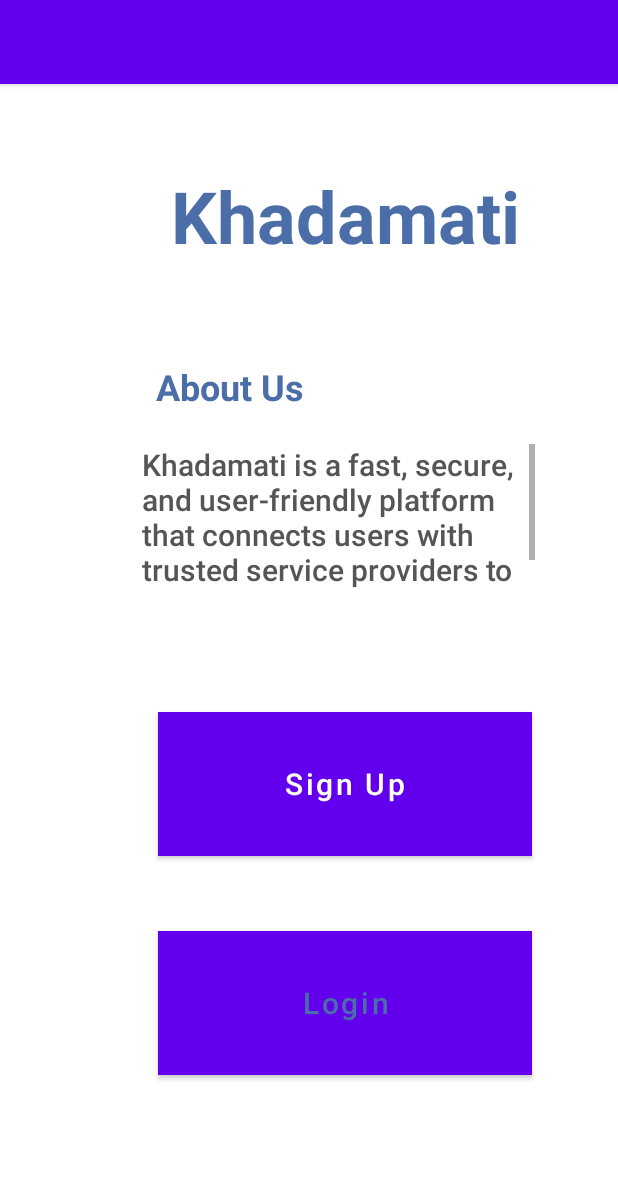
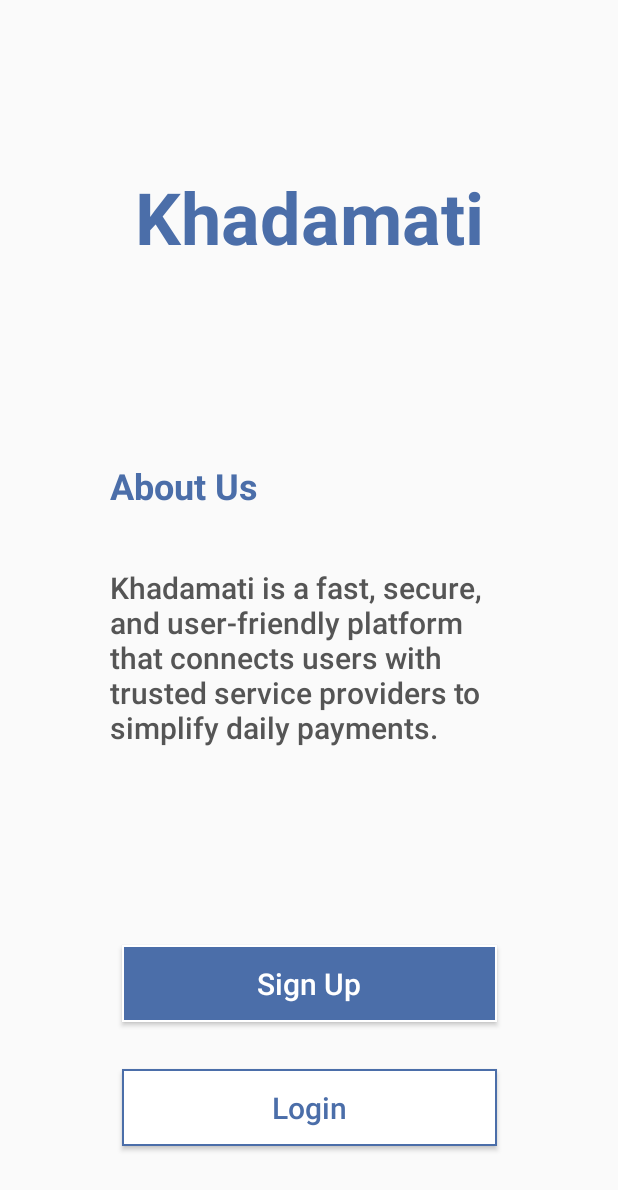
Before and after one commit to HadiAlHassan/Mobile_project, an Android app: the layout activity_home.xml on its own in the app's theme, with its tools: preview values and no code run, on a phone screen of 412 x 824 dp. Shown: the top 1190 px of the screen. Run offline under Robolectric (Android 15) with nearby library versions, the phone set to English and light mode, and no system bars.

```diff
--- a/app/src/main/java/com/example/mobile_project_hza2m/HomeActivity.java
+++ b/app/src/main/java/com/example/mobile_project_hza2m/HomeActivity.java
@@ -2,33 +2,23 @@ package com.example.mobile_project_hza2m;
 
 import android.os.Bundle;
 
-import com.google.android.material.snackbar.Snackbar;
-
+import androidx.activity.EdgeToEdge;
 import androidx.appcompat.app.AppCompatActivity;
-
-import android.view.View;
-
-import androidx.navigation.NavController;
-import androidx.navigation.Navigation;
-import androidx.navigation.ui.AppBarConfiguration;
-import androidx.navigation.ui.NavigationUI;
-
-import com.example.mobile_project_hza2m.databinding.ActivityHomeBinding;
+import androidx.core.graphics.Insets;
+import androidx.core.view.ViewCompat;
+import androidx.core.view.WindowInsetsCompat;
 
 public class HomeActivity extends AppCompatActivity {
-
-    private AppBarConfiguration appBarConfiguration;
-    private ActivityHomeBinding binding;
 
     @Override
     protected void onCreate(Bundle savedInstanceState) {
         super.onCreate(savedInstanceState);
-
-        binding = ActivityHomeBinding.inflate(getLayoutInflater());
-        setContentView(binding.getRoot());
-
-        setSupportActionBar(binding.toolbar);
-
-
-
-}}
+        EdgeToEdge.enable(this);
+        setContentView(R.layout.activity_home);
+        ViewCompat.setOnApplyWindowInsetsListener(findViewById(R.id.main), (v, insets) -> {
+            Insets systemBars = insets.getInsets(WindowInsetsCompat.Type.systemBars());
+            v.setPadding(systemBars.left, systemBars.top, systemBars.right, systemBars.bottom);
+            return insets;
+        });
+    }
+}
--- a/app/src/main/java/com/example/mobile_project_hza2m/SplashActivity.java
+++ b/app/src/main/java/com/example/mobile_project_hza2m/SplashActivity.java
@@ -1,6 +1,9 @@
 package com.example.mobile_project_hza2m;
 
+import android.content.Intent;
 import android.os.Bundle;
+import android.os.Handler;
+import android.os.Looper;
 
 import androidx.activity.EdgeToEdge;
 import androidx.appcompat.app.AppCompatActivity;
@@ -9,7 +12,7 @@ import androidx.core.view.ViewCompat;
 import androidx.core.view.WindowInsetsCompat;
 
 public class SplashActivity extends AppCompatActivity {
-
+    private static final int SPLASH_TIME_OUT = 2000; // 2 seconds
     @Override
     protected void onCreate(Bundle savedInstanceState) {
         super.onCreate(savedInstanceState);
@@ -20,5 +23,11 @@ public class SplashActivity extends AppCompatActivity {
             v.setPadding(systemBars.left, systemBars.top, systemBars.right, systemBars.bottom);
             return insets;
         });
+
+        new Handler(Looper.getMainLooper()).postDelayed(() -> {
+            startActivity(new Intent(SplashActivity.this, HomeActivity.class));
+            finish();
+        }, SPLASH_TIME_OUT);
+
     }
 }
--- a/app/src/main/res/drawable/button_signup_border.xml
+++ b/app/src/main/res/drawable/button_signup_border.xml
@@ -1,6 +1,6 @@
 <shape xmlns:android="http://schemas.android.com/apk/res/android"
     android:shape="rectangle">
     <solid android:color="#4B6EA9"/>
-    <stroke android:width="1dp" android:color="@color/WhiteSmoke"/>
+    <stroke android:width="1dp" android:color="@android:color/white"/>
     <corners android:radius="0dp"/>
 </shape>
--- a/app/src/main/res/layout/activity_home.xml
+++ b/app/src/main/res/layout/activity_home.xml
@@ -1,24 +1,97 @@
 <?xml version="1.0" encoding="utf-8"?>
-<androidx.coordinatorlayout.widget.CoordinatorLayout xmlns:android="http://schemas.android.com/apk/res/android"
+<androidx.constraintlayout.widget.ConstraintLayout xmlns:android="http://schemas.android.com/apk/res/android"
     xmlns:app="http://schemas.android.com/apk/res-auto"
     xmlns:tools="http://schemas.android.com/tools"
+    android:id="@+id/main"
     android:layout_width="match_parent"
     android:layout_height="match_parent"
-    android:fitsSystemWindows="true"
     tools:context=".HomeActivity">
 
-    <com.google.android.material.appbar.AppBarLayout
-        android:layout_width="match_parent"
+
+    <TextView
+        android:id="@+id/title"
+        android:layout_width="0dp"
+        android:layout_height="0dp"
+        android:layout_marginStart="73dp"
+        android:layout_marginTop="30dp"
+        android:layout_marginEnd="73dp"
+        android:layout_marginBottom="48dp"
+        android:gravity="center"
+        android:text="@string/AppTitle"
+        android:textColor="@color/UseBlue"
+        android:textSize="48sp"
+        android:textStyle="bold"
+        app:layout_constraintBottom_toTopOf="@+id/header"
+        app:layout_constraintEnd_toEndOf="parent"
+        app:layout_constraintStart_toStartOf="parent"
+        app:layout_constraintTop_toTopOf="parent" />
+
+
+    <TextView
+        android:id="@+id/header"
+        android:layout_width="wrap_content"
         android:layout_height="wrap_content"
-        android:fitsSystemWindows="true">
+        android:layout_marginBottom="38dp"
+        android:text="@string/AboutUsTitle"
+        android:textColor="@color/UseBlue"
+        android:textSize="24sp"
+        android:textStyle="bold"
+        app:layout_constraintBottom_toTopOf="@+id/description"
+        app:layout_constraintStart_toStartOf="@+id/description"
+        app:layout_constraintTop_toBottomOf="@+id/title" />
 
-        <com.google.android.material.appbar.MaterialToolbar
-            android:id="@+id/toolbar"
-            android:layout_width="match_parent"
-            android:layout_height="?attr/actionBarSize" />
 
-    </com.google.android.material.appbar.AppBarLayout>
+    <TextView
+        android:id="@+id/description"
+        android:layout_width="0dp"
+        android:layout_height="wrap_content"
+        android:layout_marginStart="73dp"
+        android:layout_marginEnd="73dp"
+        android:layout_marginBottom="131dp"
+        android:fontFamily="sans-serif-medium"
+        android:scrollbars="vertical"
+        android:text="@string/AboutUs"
+        android:textColor="#555555"
+        android:textSize="20sp"
+        app:layout_constraintBottom_toTopOf="@+id/btnSignUp"
+        app:layout_constraintEnd_toEndOf="parent"
+        app:layout_constraintStart_toStartOf="parent"
+        app:layout_constraintTop_toBottomOf="@+id/header" />
 
-    <include layout="@layout/content_home" />
 
-</androidx.coordinatorlayout.widget.CoordinatorLayout>
+    <Button
+        android:id="@+id/btnSignUp"
+        android:layout_width="250dp"
+        android:layout_height="wrap_content"
+        android:layout_marginBottom="31dp"
+        android:background="@drawable/button_signup_border"
+        android:gravity="center"
+        android:padding="12dp"
+        android:text="@string/btnSignUp"
+        android:textAllCaps="false"
+        android:textColor="@color/white"
+        android:textSize="20sp"
+        app:layout_constraintBottom_toTopOf="@+id/btnLogin"
+        app:layout_constraintEnd_toEndOf="parent"
+        app:layout_constraintStart_toStartOf="parent"
+        app:layout_constraintTop_toBottomOf="@+id/description" />
+
+    <Button
+        android:id="@+id/btnLogin"
+        android:layout_width="250dp"
+        android:layout_height="wrap_content"
+        android:layout_marginBottom="60dp"
+        android:background="@drawable/button_login_border"
+        android:gravity="center"
+        android:padding="12dp"
+        android:text="@string/btnLogin"
+        android:textAllCaps="false"
+        android:textColor="@color/UseBlue"
+        android:textSize="20sp"
+        app:layout_constraintBottom_toBottomOf="parent"
+        app:layout_constraintEnd_toEndOf="parent"
+        app:layout_constraintStart_toStartOf="parent"
+        app:layout_constraintTop_toBottomOf="@+id/btnSignUp" />
+
+
+</androidx.constraintlayout.widget.ConstraintLayout>
--- a/app/src/main/res/layout/content_home.xml
+++ /dev/null
@@ -1,93 +0,0 @@
-<?xml version="1.0" encoding="utf-8"?>
-<androidx.constraintlayout.widget.ConstraintLayout xmlns:android="http://schemas.android.com/apk/res/android"
-    xmlns:app="http://schemas.android.com/apk/res-auto"
-    xmlns:tools="http://schemas.android.com/tools"
-    android:layout_width="match_parent"
-    android:layout_height="match_parent"
-    app:layout_behavior="@string/appbar_scrolling_view_behavior">
-
-    <TextView
-        android:id="@+id/title"
-        android:layout_width="300dp"
-        android:layout_height="0dp"
-        android:layout_marginTop="40dp"
-        android:layout_marginEnd="32dp"
-        android:layout_marginBottom="49dp"
-        android:gravity="center"
-        android:text="@string/AppTitle"
-        android:textColor="@color/UseBlue"
-        android:textSize="48sp"
-        android:textStyle="bold"
-        app:layout_constraintBottom_toTopOf="@+id/header"
-        app:layout_constraintEnd_toEndOf="parent"
-        app:layout_constraintTop_toTopOf="parent" />
-
-    <TextView
-        android:id="@+id/header"
-        android:layout_width="wrap_content"
-        android:layout_height="wrap_content"
-        android:layout_marginStart="9dp"
-        android:layout_marginBottom="22dp"
-        android:text="@string/AboutUsTitle"
-        android:textColor="@color/UseBlue"
-        android:textSize="24sp"
-        android:textStyle="bold"
-        app:layout_constraintBottom_toTopOf="@+id/description"
-        app:layout_constraintStart_toStartOf="@+id/description"
-        app:layout_constraintTop_toBottomOf="@+id/title" />
-
-    <TextView
-        android:id="@+id/description"
-        android:layout_width="262dp"
-        android:layout_height="0dp"
-        android:layout_marginEnd="55dp"
-        android:layout_marginBottom="82dp"
-        android:fontFamily="sans-serif-medium"
-        android:scrollbars="vertical"
-        android:text="@string/AboutUs"
-        android:textColor="#555555"
-        android:textSize="20sp"
-        app:layout_constraintBottom_toTopOf="@+id/btnSignUp"
-        app:layout_constraintEnd_toEndOf="parent"
-        app:layout_constraintTop_toBottomOf="@+id/header" />
-
-    <Button
-        android:id="@+id/btnSignUp"
-        android:layout_width="0dp"
-        android:layout_height="0dp"
-        android:layout_marginBottom="50dp"
-        android:background="@drawable/button_signup_border"
-        android:backgroundTint="#4B6EA9"
-        android:gravity="center"
-        android:padding="12dp"
-        android:text="@string/btnSignUp"
-        android:textAllCaps="false"
-        android:textColor="@color/white"
-        android:textSize="20sp"
-        app:layout_constraintBottom_toTopOf="@+id/btnLogin"
-        app:layout_constraintEnd_toEndOf="@+id/btnLogin"
-        app:layout_constraintStart_toStartOf="@+id/btnLogin"
-        app:layout_constraintTop_toBottomOf="@+id/description" />
-
-    <Button
-        android:id="@+id/btnLogin"
-        android:layout_width="0dp"
-        android:layout_height="0dp"
-        android:layout_marginStart="25dp"
-        android:layout_marginEnd="25dp"
-        android:layout_marginBottom="107dp"
-        android:background="@drawable/button_login_border"
-        android:backgroundTint="#FADBD5D5"
-        android:gravity="center"
-        android:padding="12dp"
-        android:text="@string/btnLogin"
-        android:textAllCaps="false"
-        android:textColor="#4B6EA9"
-        android:textSize="20sp"
-        app:layout_constraintBottom_toBottomOf="parent"
-        app:layout_constraintEnd_toEndOf="@+id/title"
-        app:layout_constraintStart_toStartOf="@+id/title"
-        app:layout_constraintTop_toBottomOf="@+id/btnSignUp" />
-
-
-</androidx.constraintlayout.widget.ConstraintLayout>
--- a/app/src/main/res/values-night/themes.xml
+++ b/app/src/main/res/values-night/themes.xml
@@ -1,21 +1,8 @@
 <resources xmlns:tools="http://schemas.android.com/tools">
-    <!-- Base application theme. -->
-    <style name="Theme.Mobile_Project_HZA2M" parent="Theme.MaterialComponents.DayNight.DarkActionBar">
-        <!-- Primary brand color. -->
-        <item name="colorPrimary">@color/purple_200</item>
-        <item name="colorPrimaryVariant">@color/purple_700</item>
-        <item name="colorOnPrimary">@color/black</item>
-        <!-- Secondary brand color. -->
-        <item name="colorSecondary">@color/teal_200</item>
-        <item name="colorSecondaryVariant">@color/teal_200</item>
-        <item name="colorOnSecondary">@color/black</item>
-        <!-- Status bar color. -->
-        <item name="android:statusBarColor">?attr/colorPrimaryVariant</item>
-        <!-- Customize your theme here. -->
+
+    <!-- Night mode theme without any Material color overrides -->
+    <style name="Theme.Mobile_Project_HZA2M" parent="Theme.AppCompat.Light.NoActionBar">
     </style>
-    <!-- Base application theme. -->
-    <style name="Base.Theme.Mobile_Project_HZA2M" parent="Theme.Material3.DayNight.NoActionBar">
-        <!-- Customize your dark theme here. -->
-        <!-- <item name="colorPrimary">@color/my_dark_primary</item> -->
-    </style>
+
+
 </resources>
--- a/app/src/main/res/values-v23/themes.xml
+++ b/app/src/main/res/values-v23/themes.xml
@@ -1,9 +1,6 @@
 <resources xmlns:tools="http://schemas.android.com/tools">
 
-    <style name="Theme.Mobile_Project_HZA2M" parent="Theme.MaterialComponents.DayNight.NoActionBar">
-        <!-- Transparent system bars for edge-to-edge. -->
-        <item name="android:navigationBarColor">@android:color/transparent</item>
-        <item name="android:statusBarColor">@android:color/transparent</item>
-        <item name="android:windowLightStatusBar">?attr/isLightTheme</item>
+    <style name="Theme.Mobile_Project_HZA2M" parent="Theme.AppCompat.Light.NoActionBar">
+
     </style>
 </resources>
--- a/app/src/main/res/values/colors.xml
+++ b/app/src/main/res/values/colors.xml
@@ -1,10 +1,5 @@
 <?xml version="1.0" encoding="utf-8"?>
 <resources>
-    <color name="purple_200">#FFBB86FC</color>
-    <color name="purple_500">#FF6200EE</color>
-    <color name="purple_700">#FF3700B3</color>
-    <color name="teal_200">#FF03DAC5</color>
-    <color name="teal_700">#FF018786</color>
     <color name="black">#FF000000</color>
     <color name="white">#FFFFFFFF</color>
     <color name="WhiteSmoke">#F5F5F5</color>
--- a/app/src/main/res/values/themes.xml
+++ b/app/src/main/res/values/themes.xml
@@ -1,21 +1,8 @@
 <resources xmlns:tools="http://schemas.android.com/tools">
-    <!-- Base application theme. -->
-    <style name="Theme.Mobile_Project_HZA2M" parent="Theme.MaterialComponents.DayNight.DarkActionBar">
-        <!-- Primary brand color. -->
-        <item name="colorPrimary">@color/purple_500</item>
-        <item name="colorPrimaryVariant">@color/purple_700</item>
-        <item name="colorOnPrimary">@color/white</item>
-        <!-- Secondary brand color. -->
-        <item name="colorSecondary">@color/teal_200</item>
-        <item name="colorSecondaryVariant">@color/teal_700</item>
-        <item name="colorOnSecondary">@color/black</item>
-        <!-- Status bar color. -->
-        <item name="android:statusBarColor">?attr/colorPrimaryVariant</item>
-        <!-- Customize your theme here. -->
+
+    <!-- Barebones app theme with no Material color interference -->
+    <style name="Theme.Mobile_Project_HZA2M" parent="Theme.AppCompat.Light.NoActionBar">
     </style>
-    <!-- Base application theme. -->
-    <style name="Base.Theme.Mobile_Project_HZA2M" parent="Theme.Material3.DayNight.NoActionBar">
-        <!-- Customize your light theme here. -->
-        <!-- <item name="colorPrimary">@color/my_light_primary</item> -->
-    </style>
+
+
 </resources>
```
Also changed, not shown: app/src/main/AndroidManifest.xml (+4 -9 lines).
